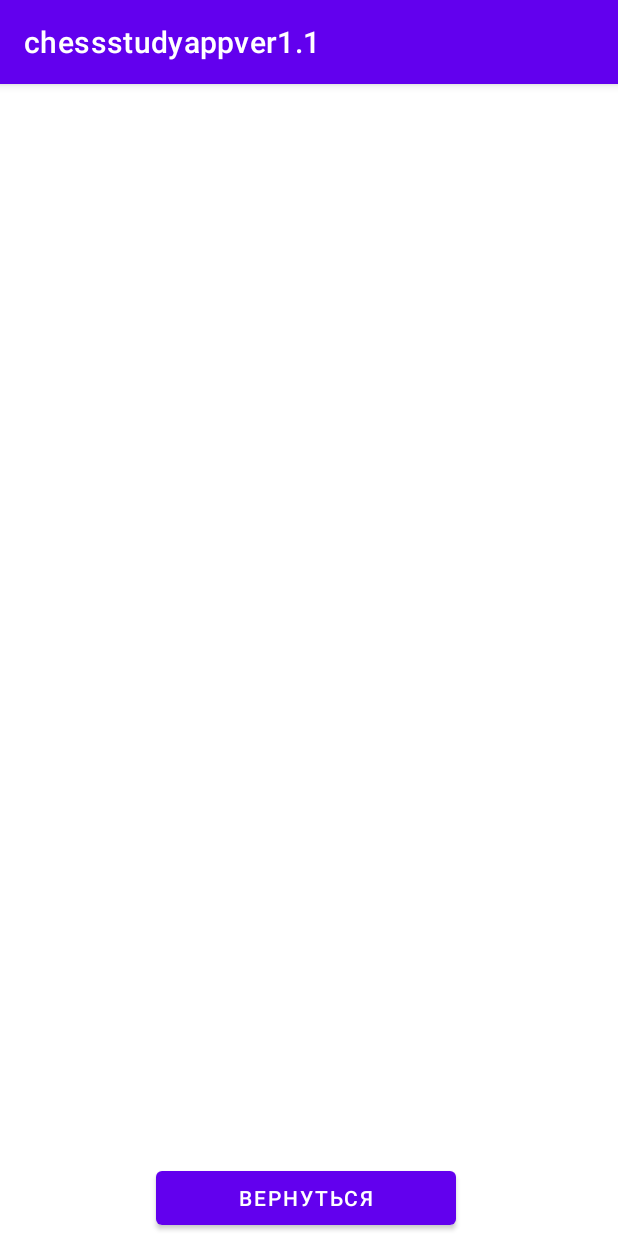
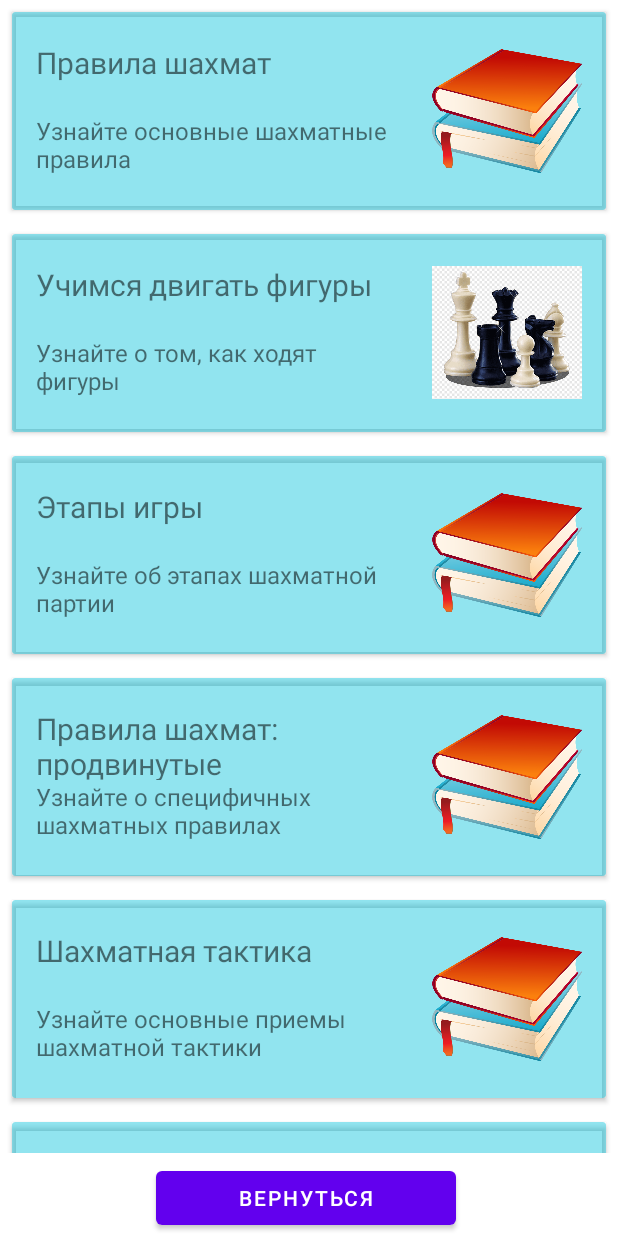
Before and after one commit to K1ngSt0ne/chessstydyapp, an Android app: the TopicLessonsActivity screen opened directly, with no data from a screen before it, on a phone screen of 412 x 824 dp. Run offline under Robolectric (Android 15) with nearby library versions, the phone set to English and light mode, and no system bars.

Commit message:
added topiclessons adapter/xml-file, onItemClickListner interface

```diff
--- a/app/src/main/java/com/example/chessstudyappver11/MainActivity.java
+++ b/app/src/main/java/com/example/chessstudyappver11/MainActivity.java
@@ -38,7 +38,6 @@ public class MainActivity extends AppCompatActivity {
         mViewPager2.setClipToPadding(false);
         mViewPager2.setOffscreenPageLimit(3);
         mViewPager2.getChildAt(0).setOverScrollMode(RecyclerView.OVER_SCROLL_NEVER);
-        // mViewPager2.setPageTransformer(new MarginPageTransformer(50));
         CompositePageTransformer compositePageTransformer = new CompositePageTransformer();
         compositePageTransformer.addTransformer(new MarginPageTransformer(50));
         compositePageTransformer.addTransformer(new ViewPager2.PageTransformer() {
--- /dev/null
+++ b/app/src/main/java/com/example/chessstudyappver11/TopicLesson.java
@@ -0,0 +1,39 @@
+package com.example.chessstudyappver11;
+
+import android.media.Image;
+
+public class TopicLesson {
+    private String topic_name;
+    private String topic_description;
+    private int topic_image_res;
+
+    public TopicLesson(String topic_name, String topic_description, int topic_image_res) {
+        this.topic_name = topic_name;
+        this.topic_description = topic_description;
+        this.topic_image_res = topic_image_res;
+    }
+
+    public String getTopic_name() {
+        return topic_name;
+    }
+
+    public void setTopic_name(String topic_name) {
+        this.topic_name = topic_name;
+    }
+
+    public String getTopic_description() {
+        return topic_description;
+    }
+
+    public void setTopic_description(String topic_description) {
+        this.topic_description = topic_description;
+    }
+
+    public int getTopic_image_res() {
+        return topic_image_res;
+    }
+
+    public void setTopic_image_res(int topic_image_res) {
+        this.topic_image_res = topic_image_res;
+    }
+}
--- a/app/src/main/java/com/example/chessstudyappver11/TopicLessonsActivity.java
+++ b/app/src/main/java/com/example/chessstudyappver11/TopicLessonsActivity.java
@@ -1,14 +1,56 @@
 package com.example.chessstudyappver11;
 
+import androidx.annotation.NonNull;
+import androidx.appcompat.app.ActionBar;
 import androidx.appcompat.app.AppCompatActivity;
+import androidx.recyclerview.widget.LinearLayoutManager;
+import androidx.recyclerview.widget.RecyclerView;
 
+import android.content.Intent;
 import android.os.Bundle;
+import android.util.Log;
+import android.view.MotionEvent;
+import android.view.View;
+
+import java.util.ArrayList;
 
 public class TopicLessonsActivity extends AppCompatActivity {
-
+    ArrayList<TopicLesson> listTopicLessons = new ArrayList<>();
     @Override
     protected void onCreate(Bundle savedInstanceState) {
         super.onCreate(savedInstanceState);
         setContentView(R.layout.activity_topic_lessons);
+        ActionBar actionBar = getSupportActionBar();
+        actionBar.hide();
+        RecyclerView rvTopicLessons = (RecyclerView) findViewById(R.id.topic_lesson_recycler);
+        setTopicLessons();
+        TopicLessonsAdapter.OnTopicLessonClickListener tlClickListener = new TopicLessonsAdapter.OnTopicLessonClickListener() {
+            @Override
+            public void onTopicLessonClick(TopicLesson topicLesson, int position) {
+                Intent intent = new Intent(TopicLessonsActivity.this, LessonsListActivity.class);
+                startActivity(intent);
+                finish();
+            }
+        };
+        TopicLessonsAdapter adapter = new TopicLessonsAdapter(listTopicLessons, tlClickListener);
+        rvTopicLessons.setAdapter(adapter);
+        rvTopicLessons.setLayoutManager(new LinearLayoutManager(this));
+
+    }
+    void setTopicLessons()
+    {
+        listTopicLessons.add(new TopicLesson("Правила шахмат", "Узнайте основные шахматные правила", R.drawable.debuts));
+        listTopicLessons.add(new TopicLesson("Учимся двигать фигуры", "Узнайте о том, как ходят фигуры", R.drawable.figure));
+        listTopicLessons.add(new TopicLesson("Этапы игры", "Узнайте об этапах шахматной партии", R.drawable.debuts));
+        listTopicLessons.add(new TopicLesson("Правила шахмат: продвинутые", "Узнайте о специфичных шахматных правилах", R.drawable.debuts));
+        listTopicLessons.add(new TopicLesson("Шахматная тактика", "Узнайте основные приемы шахматной тактики", R.drawable.debuts));
+        listTopicLessons.add(new TopicLesson("Шахматная стратегия", "Узнайте основные приемы шахматной стратегии", R.drawable.debuts));
+
+    }
+    public void returnToMainScreen(View v)
+    {
+        Intent intent = new Intent(this, MainActivity.class);
+        startActivity(intent);
+        finish();
     }
 }
--- /dev/null
+++ b/app/src/main/java/com/example/chessstudyappver11/TopicLessonsAdapter.java
@@ -0,0 +1,76 @@
+package com.example.chessstudyappver11;
+
+import android.content.Context;
+import android.view.LayoutInflater;
+import android.view.View;
+import android.view.ViewGroup;
+import android.widget.ImageView;
+import android.widget.TextView;
+
+import androidx.annotation.NonNull;
+import androidx.recyclerview.widget.RecyclerView;
+
+import java.util.List;
+
+public class TopicLessonsAdapter extends RecyclerView.Adapter<TopicLessonsAdapter.ViewHolder>{
+
+    public class ViewHolder extends RecyclerView.ViewHolder {
+
+        public TextView topic_lesson_name;
+        public TextView description;
+        public ImageView image_topic_lesson;
+
+
+        public ViewHolder(View itemView) {
+
+            super(itemView);
+            topic_lesson_name= (TextView) itemView.findViewById(R.id.topiclesson_name);
+            description= (TextView) itemView.findViewById(R.id.description);
+            image_topic_lesson = (ImageView) itemView.findViewById(R.id.lesson_topic_image);
+        }
+    }
+    private List<TopicLesson> mTopicLessonList;
+
+    interface OnTopicLessonClickListener{
+        void onTopicLessonClick(TopicLesson topicLesson, int position);
+    }
+
+    private final OnTopicLessonClickListener onClickListener;
+
+    public TopicLessonsAdapter(List<TopicLesson> tl, OnTopicLessonClickListener onClickListener) {
+        mTopicLessonList= tl;
+        this.onClickListener = onClickListener;
+    };
+
+    @NonNull
+    @Override
+    public ViewHolder onCreateViewHolder(@NonNull ViewGroup parent, int viewType) {
+        Context context = parent.getContext();
+        LayoutInflater inflater = LayoutInflater.from(context);
+        View stateView = inflater.inflate(R.layout.actoles_template, parent, false);
+        ViewHolder viewHolder = new ViewHolder(stateView);
+        return viewHolder;
+    }
+
+    @Override
+    public void onBindViewHolder(@NonNull ViewHolder holder, int position) {
+        TopicLesson topicLesson = mTopicLessonList.get(position);
+        TextView nameTopicLesson = holder.topic_lesson_name;
+        nameTopicLesson.setText(topicLesson.getTopic_name());
+        TextView nameDescription = holder.description;
+        nameDescription.setText(topicLesson.getTopic_description());
+        ImageView imageTopicLesson = holder.image_topic_lesson;
+        imageTopicLesson.setImageResource(topicLesson.getTopic_image_res());
+        holder.itemView.setOnClickListener(new View.OnClickListener() {
+            @Override
+            public void onClick(View v) {
+                onClickListener.onTopicLessonClick(topicLesson,position);
+            }
+        });
+    }
+
+    @Override
+    public int getItemCount() {
+       return  mTopicLessonList.size();
+    }
+}
--- a/app/src/main/res/layout/activity_play.xml
+++ b/app/src/main/res/layout/activity_play.xml
@@ -10,7 +10,7 @@
         android:id="@+id/textViewGame"
         android:layout_width="match_parent"
         android:layout_height="wrap_content"
-        android:text="Игра с компьютером"
+        android:text="Из рук в руки"
         android:textAlignment="center"
         android:textSize="25dp" />
 
--- a/app/src/main/res/layout/activity_topic_lessons.xml
+++ b/app/src/main/res/layout/activity_topic_lessons.xml
@@ -7,7 +7,7 @@
     tools:context=".TopicLessonsActivity">
 
     <androidx.recyclerview.widget.RecyclerView
-        android:id="@+id/data"
+        android:id="@+id/topic_lesson_recycler"
         android:layout_width="0dp"
         android:layout_height="0dp"
         android:layout_marginBottom="55dp"
@@ -25,6 +25,7 @@
         android:layout_marginStart="104dp"
         android:layout_marginBottom="1dp"
         android:text="Вернуться"
+        android:onClick="returnToMainScreen"
         app:layout_constraintBottom_toBottomOf="parent"
         app:layout_constraintStart_toStartOf="parent" />
 </androidx.constraintlayout.widget.ConstraintLayout>
--- a/app/src/main/res/layout/actoles_template.xml
+++ b/app/src/main/res/layout/actoles_template.xml
@@ -18,37 +18,39 @@
 
             <TextView
                 android:id="@+id/description"
-                android:layout_width="wrap_content"
-                android:layout_height="wrap_content"
-                android:layout_marginStart="28dp"
-                android:layout_marginTop="60dp"
+                android:layout_width="244dp"
+                android:layout_height="44dp"
+                android:layout_marginStart="16dp"
+                android:layout_marginTop="52dp"
                 android:textSize="16dp"
                 app:layout_constraintStart_toStartOf="parent"
-                app:layout_constraintTop_toTopOf="@+id/imageView"
+                app:layout_constraintTop_toTopOf="@+id/lesson_topic_image"
                 tools:text="Description" />
 
             <TextView
                 android:id="@+id/topiclesson_name"
-                android:layout_width="wrap_content"
-                android:layout_height="wrap_content"
-                android:layout_marginStart="28dp"
-                android:layout_marginTop="16dp"
+                android:layout_width="244dp"
+                android:layout_height="48dp"
+                android:layout_marginStart="16dp"
+                android:layout_marginTop="4dp"
                 android:textSize="20dp"
                 app:layout_constraintStart_toStartOf="parent"
-                app:layout_constraintTop_toTopOf="@+id/imageView"
-                tools:text="Topic_name" />
+                app:layout_constraintTop_toTopOf="@+id/lesson_topic_image"
+                tools:text="Topic/lesson name" />
 
             <ImageView
-                android:id="@+id/imageView"
+                android:id="@+id/lesson_topic_image"
                 android:layout_width="100dp"
                 android:layout_height="100dp"
                 android:layout_marginTop="16dp"
                 android:layout_marginEnd="16dp"
                 android:layout_marginBottom="16dp"
+                android:scaleType="centerInside"
                 android:src="@drawable/ic_launcher_foreground"
                 app:layout_constraintBottom_toBottomOf="parent"
                 app:layout_constraintEnd_toEndOf="parent"
-                app:layout_constraintTop_toTopOf="parent" />
+                app:layout_constraintTop_toTopOf="parent"
+                app:layout_constraintVertical_bias="1.0" />
 
 
         </androidx.constraintlayout.widget.ConstraintLayout>
```
Also changed, not shown: app/src/main/java/com/example/chessstudyappver11/SliderAdapter.java (+5 -5 lines), app/src/main/res/layout/activity_lesson.xml (+1 -10 lines), app/src/main/res/layout/activity_lesson_practise.xml (+20 -0 lines), app/src/main/res/drawable/figure.png (added).
